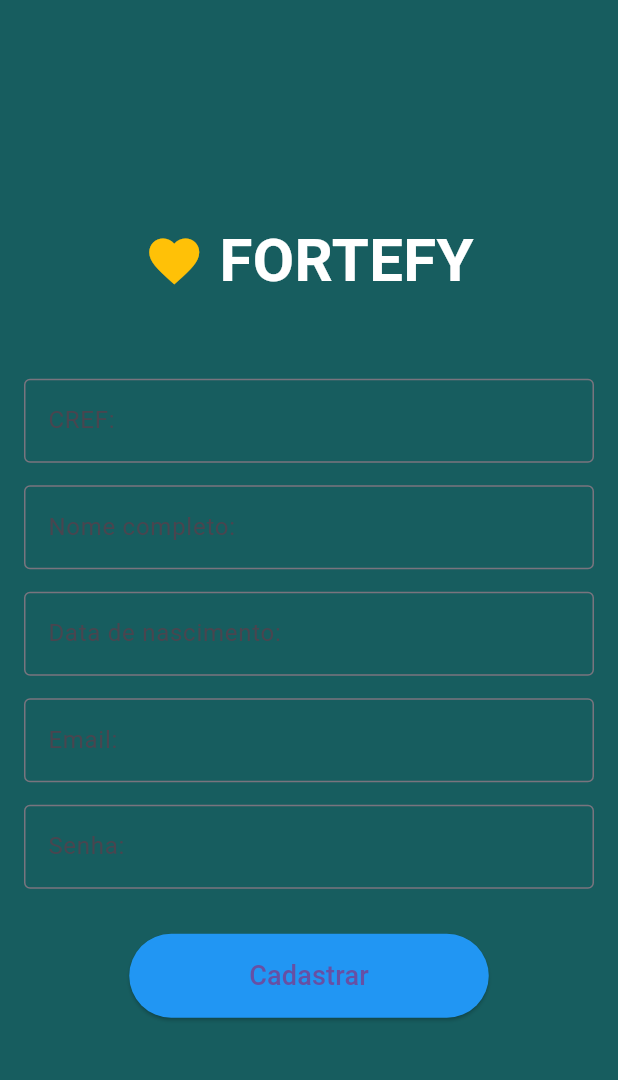
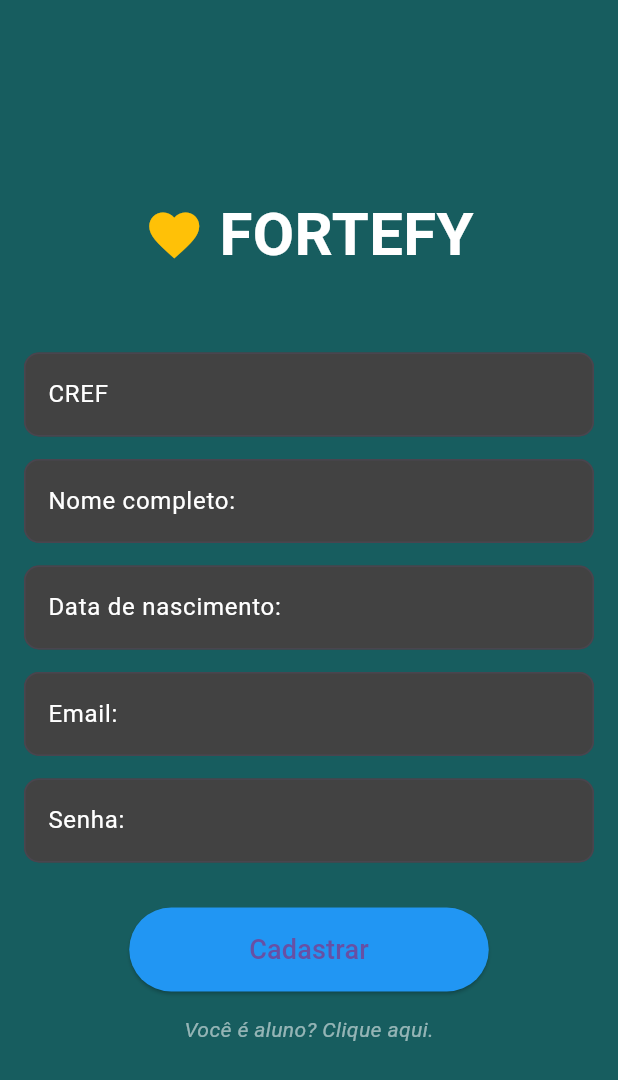
Before and after one commit to Fortefy-RP2/Fortefy-v2, a Flutter app: the PersonalScreen screen opened by its route, on a phone screen of 412 x 824 dp. Shown: the top 1080 px of the screen. Run offline on Flutter 3.47's test engine with Material 3 defaults, Android fonts, the phone set to English and light mode, and no system bars; our stand-ins replace image_picker; missing offline and left inert: postgres.

Commit message:
Estilizacao textField

```diff
--- a/lib/main.dart
+++ b/lib/main.dart
@@ -22,7 +22,7 @@ class FortefyApp extends StatelessWidget {
         primarySwatch: Colors.blue,
       ),
       //initialRoute: '/',
-      home: ConfiguracoesWidget(),
+      home: HomeScreen(),
       routes: {
         '/home': (context) => HomeScreen(),
         '/aluno': (context) => AlunoScreen(),
--- a/lib/screens/aluno.dart
+++ b/lib/screens/aluno.dart
@@ -8,7 +8,6 @@ class AlunoScreen extends StatefulWidget{
   @override
   State<AlunoScreen> createState() => formularioCustomizado();
 }
-
 
 class formularioCustomizado extends State<AlunoScreen>{
   final GlobalKey<FormState> alunoKey = GlobalKey<FormState>();
--- a/lib/screens/personal.dart
+++ b/lib/screens/personal.dart
@@ -48,23 +48,23 @@ class PersonalScreen extends StatelessWidget {
                   child: Column(
                     children: [
                       // Campo CREF
-                      buildTextField('CREF:', controller: crefController),
+                      buildTextField('CREF', crefController),
                       SizedBox(height: 15),
 
                       // Campo Nome Completo
-                      buildTextField('Nome completo:', controller: nomeController),
+                      buildTextField('Nome completo:', nomeController),
                       SizedBox(height: 15),
 
                       // Campo Data de Nascimento
-                      buildTextField('Data de nascimento:', controller: dataNascimentoController),
+                      buildTextField('Data de nascimento:', dataNascimentoController),
                       SizedBox(height: 15),
 
                       // Campo Email
-                      buildTextField('Email:', controller: emailController),
+                      buildTextField('Email:', emailController),
                       SizedBox(height: 15),
 
                       // Campo Senha
-                      buildTextField('Senha:', obscureText: true, controller: senhaController),
+                      buildTextField('Senha:', obscureText: true, senhaController),
                       SizedBox(height: 30),
 
                       // Botão Cadastrar
@@ -85,7 +85,7 @@ class PersonalScreen extends StatelessWidget {
 
                             DateTime? dataNascimento;
                             try {
-                              // Tenta converter a data de nascimento para DateTime
+                              // Tenta converter a data de nascimento para DateTimeconst telaDeBusca ({super.key});
                               dataNascimento = DateTime.parse(dataNascimentoText);
                             } catch (e) {
                               print("Formato de data inválido. Use o formato YYYY-MM-DD.");
@@ -115,6 +115,19 @@ class PersonalScreen extends StatelessWidget {
                           style: TextStyle(fontSize: 18),
                         ),
                       ),
+                      SizedBox(height: 15),
+                      GestureDetector(
+                        onTap: () {
+                          Navigator.of(context, rootNavigator: true).pushNamed('/aluno');
+                        },
+                        child: Text(
+                          'Você é aluno? Clique aqui.',
+                          style: TextStyle(
+                            color: Colors.white54,
+                            fontStyle: FontStyle.italic,
+                          ),
+                        ),
+                      ),
                     ],
                   ),
                 ),
--- a/lib/widgets/textField.dart
+++ b/lib/widgets/textField.dart
@@ -1,14 +1,20 @@
 import 'package:flutter/material.dart';
 
-Widget buildTextField(String label,
-    {bool obscureText = false, TextEditingController? controller}) {
+// Função para construir os campos de texto
+  Widget buildTextField(String labelText, TextEditingController controller, {bool obscureText = false} ) {
     return TextFormField(
     controller: controller,
       obscureText: obscureText,
       decoration: InputDecoration(
-      labelText: label,
-      border: OutlineInputBorder(),
+        labelText: labelText,
+        labelStyle: TextStyle(color: Colors.white),
+        filled: true,
+        fillColor: Colors.grey[800],
+        border: OutlineInputBorder(
+          borderRadius: BorderRadius.circular(10),
         ),
+      ),
+      style: TextStyle(color: Colors.white),
       validator: (value) {
         if (value == null || value.isEmpty) {
           return 'Por favor, preencha este campo';
```
Also changed, not shown: lib/database/database.dart (+0 -25 lines), lib/screens/login.dart (+4 -36 lines), lib/widgets/busca.dart (+5 -3 lines). Lines whose indentation alone changed are shown as unchanged.
